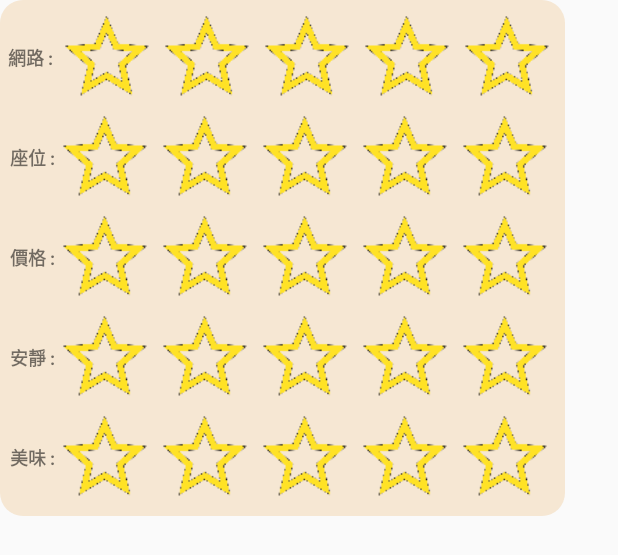
After one commit to stanleyoho/FindMyCafePlus, an Android app: the layout layout_cafe_info_window.xml on its own in the app's theme, with its tools: preview values and no code run, on a phone screen of 412 x 824 dp. The commit adds this screen. Shown: the top 555 px of the screen. Run offline under Robolectric (Android 15) with nearby library versions, the phone set to English and light mode, and no system bars.

Commit message:
Note :  - add mark infoWindow  - add star view

```diff
--- a/app/src/main/java/com/app/findmycafeplus/Activity/IntroActivity.kt
+++ b/app/src/main/java/com/app/findmycafeplus/Activity/IntroActivity.kt
@@ -31,10 +31,10 @@ class IntroActivity : BasicActivity() {
         LogUtils.e("size", DataManager.getMrtList().size.toString())
 
         //正式
-//        checkPermission()
+        checkPermission()
 
         //test
-        goToMain()
+//        goToMain()
 
     }
 
--- a/app/src/main/java/com/app/findmycafeplus/Activity/MainActivity.kt
+++ b/app/src/main/java/com/app/findmycafeplus/Activity/MainActivity.kt
@@ -5,6 +5,7 @@ import android.support.design.widget.NavigationView
 import android.support.v4.view.GravityCompat
 import android.view.View
 import android.widget.Toast
+import com.app.findmycafeplus.CustomView.FilterDialog
 import com.app.findmycafeplus.Fragment.MapFragment
 import com.app.findmycafeplus.R
 import kotlinx.android.synthetic.main.activity_main.*
@@ -47,7 +48,8 @@ class MainActivity : BasicActivity() {
                 setDrawerVisible()
             }
             R.id.btnDonate ->{
-                Toast.makeText(this,"Donatesafasfasdfsadfasdfasfadsfa",Toast.LENGTH_SHORT).show()
+//                Toast.makeText(this,"Donate",Toast.LENGTH_SHORT).show()
+                FilterDialog(this).show()
             }
         }
     }
--- a/app/src/main/java/com/app/findmycafeplus/CustomView/FilterDialog.kt
+++ b/app/src/main/java/com/app/findmycafeplus/CustomView/FilterDialog.kt
@@ -12,6 +12,8 @@ import com.app.findmycafeplus.Utils.Utils
 import kotlinx.android.synthetic.main.dialog_filter.*
 
 class FilterDialog : Dialog{
+
+    var count : Float = 0.0f
 
     constructor(context: Context?) : this(context,0)
     constructor(context: Context?, themeResId: Int) : super(context, R.style.fullDialog){
--- a/app/src/main/java/com/app/findmycafeplus/CustomView/RatingStarView.kt
+++ b/app/src/main/java/com/app/findmycafeplus/CustomView/RatingStarView.kt
@@ -1,16 +1,18 @@
 package com.app.findmycafeplus.CustomView
 
 import android.content.Context
-import android.graphics.Canvas
+import android.os.Build
 import android.util.AttributeSet
-import android.view.View
+import android.view.Gravity
 import android.widget.ImageView
 import android.widget.LinearLayout
 import com.app.findmycafeplus.R
+import com.app.findmycafeplus.Utils.Utils
 
 class RatingStarView : LinearLayout {
 
-    private var ratingValue : Int = 0
+    private var totalStars : Int
+    private var currentRatingValue : Float = 0.0f
 
     constructor(context : Context):this(context,null)
 
@@ -21,23 +23,80 @@ class RatingStarView : LinearLayout {
         val typeArray = context.theme.obtainStyledAttributes(attrs, R.styleable.ratingStarView,0,0)
 
         try{
-             ratingValue = typeArray.getInteger(R.styleable.ratingStarView_value,5)
-
+            totalStars = typeArray.getInteger(R.styleable.ratingStarView_starValue,5)
 
         }finally {
             typeArray.recycle()
         }
 
-        for (index in 0 until ratingValue){
+        val layoutParams = LinearLayout.LayoutParams(LinearLayout.LayoutParams.MATCH_PARENT,LinearLayout.LayoutParams.WRAP_CONTENT)
+        this.layoutParams = layoutParams
+        this.gravity = Gravity.CENTER
+        this.orientation = LinearLayout.HORIZONTAL
 
+        initStars(totalStars)
+    }
+
+    private fun initStars(totalValue : Int){
+        removeAllViews()
+        for(index in 0 until totalValue){
+            val imageView = ImageView(context)
+            imageView.scaleType = ImageView.ScaleType.FIT_XY
+            imageView.layoutParams = LinearLayout.LayoutParams(Utils.px2Dp(context,150f),Utils.px2Dp(context,150f))
+            setStarDrawable(imageView,StarType.EMPTY)
+            addView(imageView)
         }
     }
 
-    override fun onMeasure(widthMeasureSpec: Int, heightMeasureSpec: Int) {
-        super.onMeasure(widthMeasureSpec, heightMeasureSpec)
+    fun drawStars(currentValue : Float){
+        currentRatingValue = currentValue
+
+        val totalCount = childCount
+
+        val valueInteger : Int = (currentRatingValue/ 1.0).toInt()
+        val valueRemainder : Float = currentRatingValue % 1f
+        var isSetHalfStar : Boolean = false
+
+        for(index in 0 until totalCount){
+            val tempView = getChildAt(index)
+            if(tempView is ImageView){
+                if(index < valueInteger){
+                    setStarDrawable(tempView,StarType.FULL)
+                }else{
+                    if(valueRemainder != 0.0f && !isSetHalfStar){
+                        setStarDrawable(tempView,StarType.HALF)
+                        isSetHalfStar = true
+                    }else{
+                        setStarDrawable(tempView,StarType.EMPTY)
+                    }
+                }
+            }
+        }
     }
 
-    override fun onDraw(canvas: Canvas?) {
-        super.onDraw(canvas)
+    private fun setStarDrawable(image : ImageView ,type : StarType){
+        var starId = 0
+        starId = when(type){
+            StarType.EMPTY ->{
+                R.drawable.ic_star_empty
+            }
+            StarType.HALF ->{
+                R.drawable.ic_star_half
+            }
+            StarType.FULL ->{
+                R.drawable.ic_star_full
+            }
+        }
+        if (Build.VERSION.SDK_INT >= Build.VERSION_CODES.LOLLIPOP) {
+            image.setImageDrawable(context.getDrawable(starId))
+        }else{
+            image.setImageDrawable(context.resources.getDrawable(starId))
+        }
+    }
+
+    enum class StarType{
+        FULL,
+        HALF,
+        EMPTY
     }
 }
--- /dev/null
+++ b/app/src/main/java/com/app/findmycafeplus/Model/test.kt
@@ -0,0 +1,5 @@
+package com.app.findmycafeplus.Model
+
+data class test (var rank : Float){
+
+}
--- a/app/src/main/java/com/app/findmycafeplus/Utils/Utils.kt
+++ b/app/src/main/java/com/app/findmycafeplus/Utils/Utils.kt
@@ -1,6 +1,7 @@
 package com.app.findmycafeplus.Utils
 
 import android.app.Dialog
+import android.content.Context
 import android.util.DisplayMetrics
 import android.view.WindowManager
 
@@ -48,4 +49,14 @@ object Utils {
             e.printStackTrace()
         }
     }
+
+    fun px2Dp(context : Context , px : Float) : Int{
+        val density = context.resources.displayMetrics.density
+        return (px / density + 0.5f).toInt()
+    }
+
+    fun dp2Px(context : Context , dp : Float) : Int{
+        val density = context.resources.displayMetrics.density
+        return (dp * density + 0.5f).toInt()
+    }
 }
--- /dev/null
+++ b/app/src/main/res/drawable/bg_window_info.xml
@@ -0,0 +1,6 @@
+<shape xmlns:android="http://schemas.android.com/apk/res/android"
+    android:shape="rectangle">
+
+    <solid android:color="@color/colorPrimary"/>
+    <corners android:radius="15dp"/>
+</shape>
--- /dev/null
+++ b/app/src/main/res/layout/layout_cafe_info_window.xml
@@ -0,0 +1,130 @@
+<?xml version="1.0" encoding="utf-8"?>
+<android.support.constraint.ConstraintLayout xmlns:android="http://schemas.android.com/apk/res/android"
+    xmlns:app="http://schemas.android.com/apk/res-auto"
+    xmlns:tools="http://schemas.android.com/tools"
+    android:layout_width="wrap_content"
+    android:layout_height="wrap_content"
+    android:background="@drawable/bg_window_info"
+    android:orientation="vertical"
+    android:padding="5dp">
+
+    <LinearLayout
+        android:id="@+id/layoutWifi"
+        android:layout_width="wrap_content"
+        android:layout_height="wrap_content"
+        android:gravity="center"
+        android:orientation="horizontal"
+        app:layout_constraintEnd_toEndOf="parent"
+        app:layout_constraintStart_toStartOf="parent"
+        app:layout_constraintTop_toTopOf="parent"
+        app:layout_constraintBottom_toTopOf="@id/layoutSeat">
+
+        <TextView
+            android:layout_width="wrap_content"
+            android:layout_height="wrap_content"
+            android:text="網路 : "
+            android:textSize="12sp"
+            android:textStyle="bold" />
+
+        <com.app.findmycafeplus.CustomView.RatingStarView
+            android:id="@+id/ratingStarWifi"
+            android:layout_width="wrap_content"
+            android:layout_height="wrap_content" />
+    </LinearLayout>
+
+    <LinearLayout
+        android:id="@+id/layoutSeat"
+        android:layout_width="wrap_content"
+        android:layout_height="wrap_content"
+        android:gravity="center"
+        android:orientation="horizontal"
+        app:layout_constraintBottom_toTopOf="@id/layoutCheap"
+        app:layout_constraintEnd_toEndOf="parent"
+        app:layout_constraintStart_toStartOf="parent"
+        app:layout_constraintTop_toBottomOf="@id/layoutWifi">
+
+        <TextView
+            android:layout_width="wrap_content"
+            android:layout_height="wrap_content"
+            android:text="座位 :"
+            android:textSize="12sp"
+            android:textStyle="bold" />
+
+        <com.app.findmycafeplus.CustomView.RatingStarView
+            android:id="@+id/ratingStarSeat"
+            android:layout_width="wrap_content"
+            android:layout_height="wrap_content" />
+    </LinearLayout>
+
+    <LinearLayout
+        android:id="@+id/layoutCheap"
+        android:layout_width="wrap_content"
+        android:layout_height="wrap_content"
+        android:gravity="center"
+        android:orientation="horizontal"
+        app:layout_constraintBottom_toTopOf="@id/layoutQuite"
+        app:layout_constraintEnd_toEndOf="parent"
+        app:layout_constraintStart_toStartOf="parent"
+        app:layout_constraintTop_toBottomOf="@id/layoutSeat">
+
+        <TextView
+            android:layout_width="wrap_content"
+            android:layout_height="wrap_content"
+            android:text="價格 :"
+            android:textSize="12sp"
+            android:textStyle="bold" />
+
+        <com.app.findmycafeplus.CustomView.RatingStarView
+            android:id="@+id/ratingStarCheap"
+            android:layout_width="wrap_content"
+            android:layout_height="wrap_content" />
+    </LinearLayout>
+
+    <LinearLayout
+        android:id="@+id/layoutQuite"
+        android:layout_width="wrap_content"
+        android:layout_height="wrap_content"
+        android:gravity="center"
+        android:orientation="horizontal"
+        app:layout_constraintBottom_toTopOf="@id/layoutTasty"
+        app:layout_constraintEnd_toEndOf="parent"
+        app:layout_constraintStart_toStartOf="parent"
+        app:layout_constraintTop_toBottomOf="@id/layoutCheap">
+
+        <TextView
+            android:layout_width="wrap_content"
+            android:layout_height="wrap_content"
+            android:text="安靜 :"
+            android:textSize="12sp"
+            android:textStyle="bold" />
+
+        <com.app.findmycafeplus.CustomView.RatingStarView
+            android:id="@+id/ratingStarQuite"
+            android:layout_width="wrap_content"
+            android:layout_height="wrap_content" />
+    </LinearLayout>
+
+    <LinearLayout
+        android:id="@+id/layoutTasty"
+        android:layout_width="wrap_content"
+        android:layout_height="wrap_content"
+        android:gravity="center"
+        app:layout_constraintBottom_toBottomOf="parent"
+        app:layout_constraintEnd_toEndOf="parent"
+        app:layout_constraintStart_toStartOf="parent"
+        app:layout_constraintTop_toBottomOf="@id/layoutQuite">
+
+        <TextView
+            android:layout_width="wrap_content"
+            android:layout_height="wrap_content"
+            android:text="美味 :"
+            android:textSize="12sp"
+            android:textStyle="bold" />
+
+        <com.app.findmycafeplus.CustomView.RatingStarView
+            android:id="@+id/ratingStarTasty"
+            android:layout_width="wrap_content"
+            android:layout_height="wrap_content" />
+    </LinearLayout>
+
+</android.support.constraint.ConstraintLayout>
--- a/app/src/main/res/values/styles.xml
+++ b/app/src/main/res/values/styles.xml
@@ -32,7 +32,7 @@
     </declare-styleable>
 
     <declare-styleable name="ratingStarView">
-        <attr name="value" format="integer"/>
+        <attr name="starValue" format="integer"/>
     </declare-styleable>
 
 </resources>
```
Also changed, not shown: app/src/main/AndroidManifest.xml (+4 -6 lines), app/src/main/java/com/app/findmycafeplus/Adapter/CafeInfoAdapter.kt (+23 -5 lines), app/src/main/java/com/app/findmycafeplus/Fragment/MapFragment.kt (+22 -3 lines), app/src/main/res/layout/dialog_filter.xml (+34 -35 lines), 1 other file.
